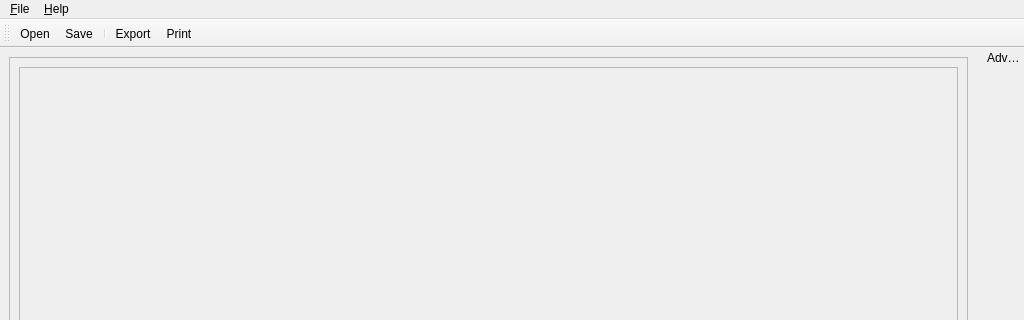
Before: the Qt Designer form ui/MainWindow.ui in Kamduis/SoulCreator, drawn with Qt 5; both pictures show x 0 to 1024 and y 0 to 320 of the 1024 by 880 pixel window.
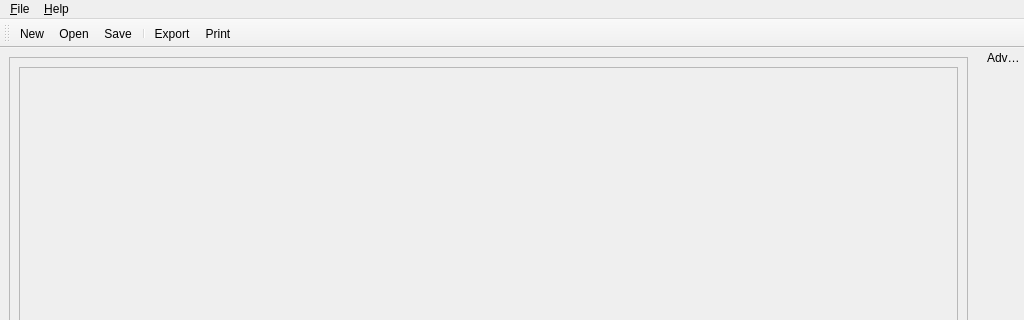
After: the same form once the commit is applied.

Diff of the .ui file:
```diff
--- a/ui/MainWindow.ui
+++ b/ui/MainWindow.ui
@@ -218,6 +218,7 @@
    <attribute name="toolBarBreak">
     <bool>false</bool>
    </attribute>
+   <addaction name="actionNew"/>
    <addaction name="actionOpen"/>
    <addaction name="actionSave"/>
    <addaction name="separator"/>
@@ -334,6 +335,14 @@
     <string>Ctrl+E</string>
    </property>
   </action>
+  <action name="actionNew">
+   <property name="text">
+    <string>New</string>
+   </property>
+   <property name="shortcut">
+    <string>Ctrl+N</string>
+   </property>
+  </action>
  </widget>
  <resources>
   <include location="../resources/resource.qrc"/>
```
Left out of the diff: 7 changed lines with no effect on the pictures.
